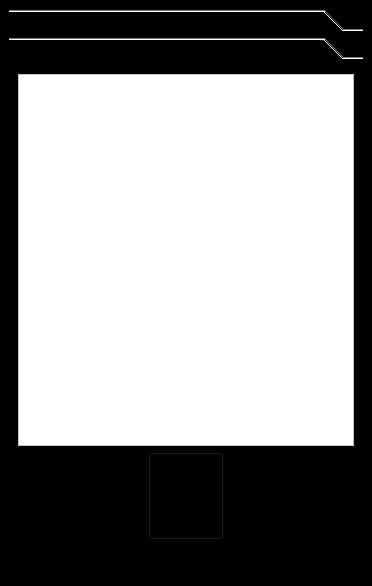
First picture: the form in gui/mainWindow.ui, repository anyua/Cognitive-Services-Summer-Project, before the edit.
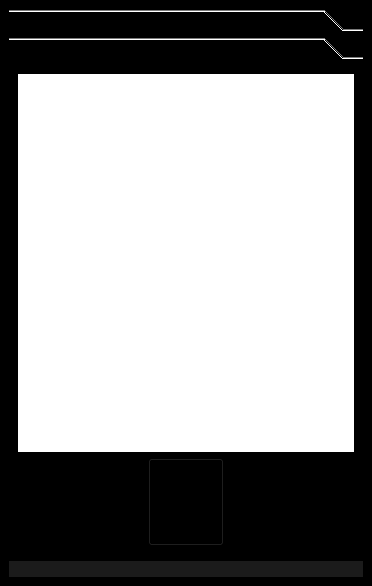
Second picture: the form after the edit. The open tabs and pages were chosen to show the change.

Commit message: 调整GUI

Patch:
```diff
--- a/gui/mainWindow.ui
+++ b/gui/mainWindow.ui
@@ -21,15 +21,21 @@
     <item row="3" column="0">
      <widget class="QLineEdit" name="textEdit">
       <property name="styleSheet">
-       <string notr="true">color: rgb(255, 255, 255);</string>
+       <string notr="true">color: rgb(255, 255, 255);
+border-color: rgb(76, 76, 76);
+font: italic 9pt &quot;Microsoft YaHei UI&quot;;
+background-color: rgb(27, 27, 27);
+border: 10px</string>
+      </property>
+      <property name="readOnly">
+       <bool>true</bool>
       </property>
      </widget>
     </item>
     <item row="2" column="0">
      <widget class="QToolBox" name="toolBox">
       <property name="styleSheet">
-       <string notr="true">background-color: rgb(0, 0, 0);
-alternate-background-color: rgb(255, 130, 20);</string>
+       <string notr="true">background-color: rgb(0, 0, 0);</string>
       </property>
       <property name="currentIndex">
        <number>0</number>
@@ -387,7 +393,7 @@
          <x>0</x>
          <y>0</y>
          <width>354</width>
-         <height>490</height>
+         <height>491</height>
         </rect>
        </property>
        <attribute name="label">
@@ -397,7 +403,9 @@
         <item>
          <widget class="QTextBrowser" name="webBrowser">
           <property name="styleSheet">
-           <string notr="true">background-color: rgb(255, 255, 255);</string>
+           <string notr="true">background-color: rgb(255, 255, 255);
+border: 3px
+</string>
           </property>
          </widget>
         </item>
```
Left out of the diff: 7 changed lines with no effect on the pictures. The commit also changes 2 other files.
